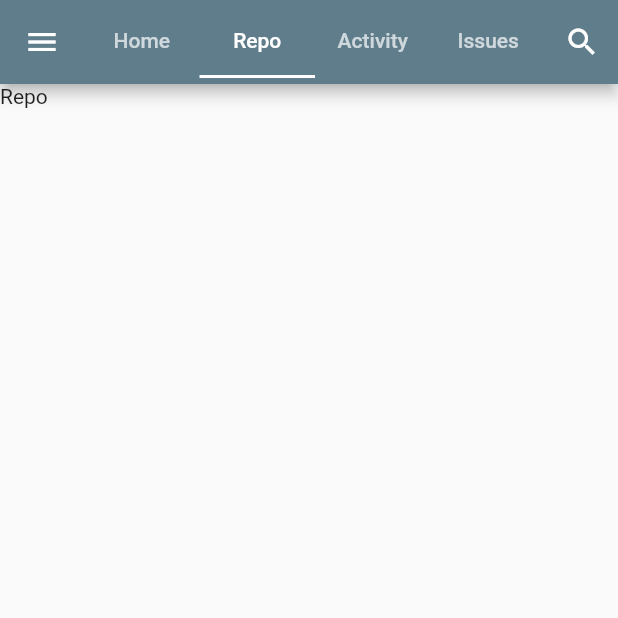
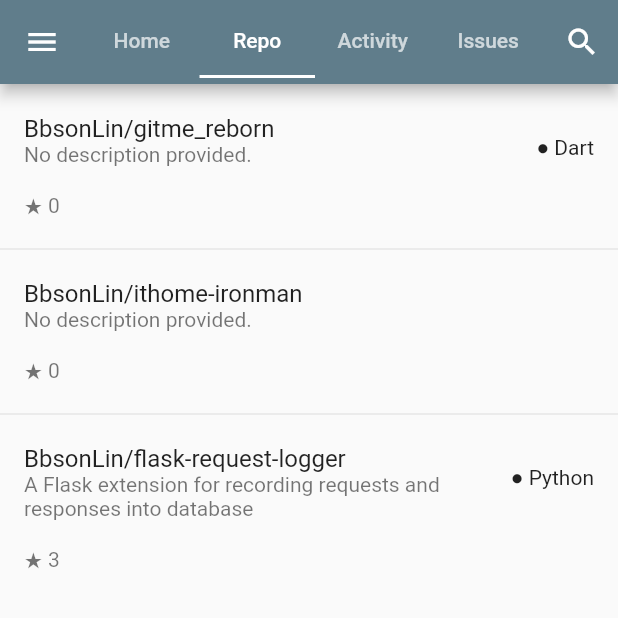
Before and after one commit to BbsonLin/gitme_reborn, a Flutter app: the MainPage screen opened by its route, tab 2 chosen, on a phone screen of 412 x 824 dp, the top half of it. Run offline on Flutter 3.47's test engine with Material 2 defaults, Android fonts, the light colour scheme and no system bars; our stand-ins replace flutter_progress_hud.

Commit message:
feat: Day5 - RepoPage, ActivityPage, IssuePage

```diff
--- a/lib/pages/home.dart
+++ b/lib/pages/home.dart
@@ -1,4 +1,7 @@
 import 'package:flutter/material.dart';
+import 'package:gitme_reborn/pages/activity.dart';
+import 'package:gitme_reborn/pages/issue.dart';
+import 'package:gitme_reborn/pages/repo.dart';
 
 // 主頁面
 class MainPage extends StatelessWidget {
@@ -28,9 +31,9 @@
         body: TabBarView(
           children: <Widget>[
             HomePage(),
-            Text("Repo"),
-            Text("Activity"),
-            Text("Issues"),
+            RepoPage(),
+            ActivityPage(),
+            IssuePage(),
           ],
         ),
         drawer: Drawer(
--- /dev/null
+++ b/lib/pages/repo.dart
@@ -0,0 +1,43 @@
+import 'package:flutter/material.dart';
+
+class RepoPage extends StatelessWidget {
+  final List repoList = [
+    {
+      "title": "BbsonLin/gitme_reborn",
+      "description": "No description provided.\n\n★ 0",
+      "lang": "● Dart"
+    },
+    {
+      "title": "BbsonLin/ithome-ironman",
+      "description": "No description provided.\n\n★ 0",
+      "lang": ""
+    },
+    {
+      "title": "BbsonLin/flask-request-logger",
+      "description":
+          "A Flask extension for recording requests and responses into database\n\n★ 3",
+      "lang": "● Python"
+    },
+  ];
+
+  @override
+  Widget build(BuildContext context) {
+    return Container(
+      child: ListView.separated(
+        itemCount: repoList.length,
+        itemBuilder: (BuildContext context, int index) {
+          return ListTile(
+            title: Text(repoList[index]["title"]),
+            subtitle: Text(repoList[index]["description"]),
+            trailing: Text(repoList[index]["lang"]),
+            isThreeLine: true,
+            contentPadding: EdgeInsets.all(16.0),
+            onTap: () {},
+          );
+        },
+        separatorBuilder: (BuildContext context, int index) =>
+            const Divider(height: 0.0),
+      ),
+    );
+  }
+}
```
Also changed, not shown: lib/pages/activity.dart (added, +37 -0 lines), lib/pages/issue.dart (added, +33 -0 lines).
